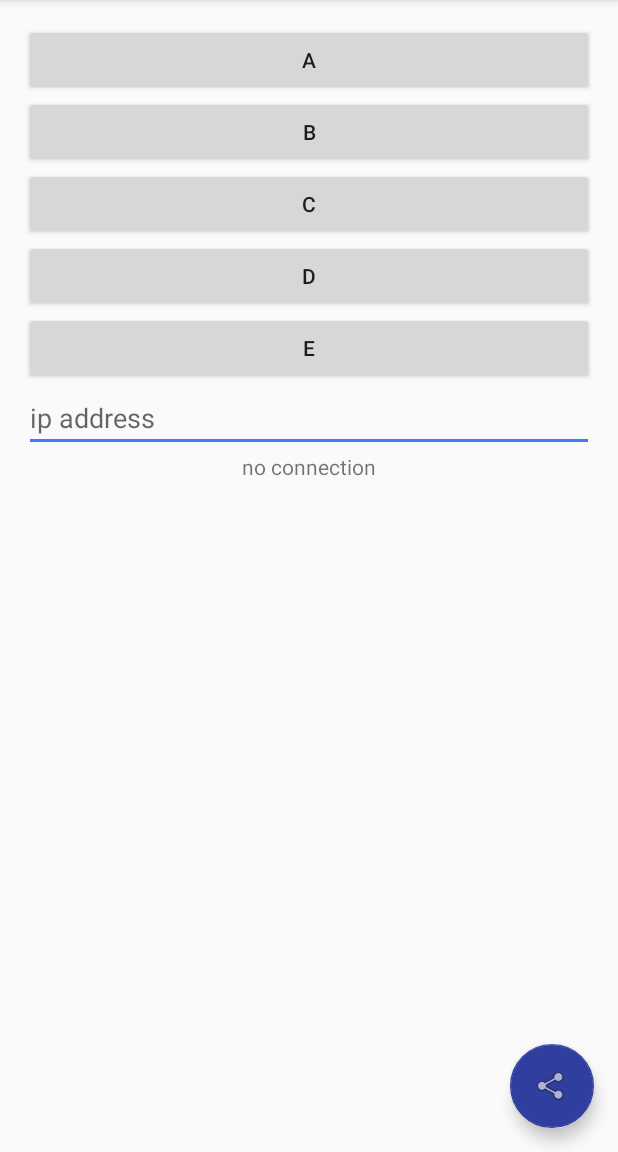
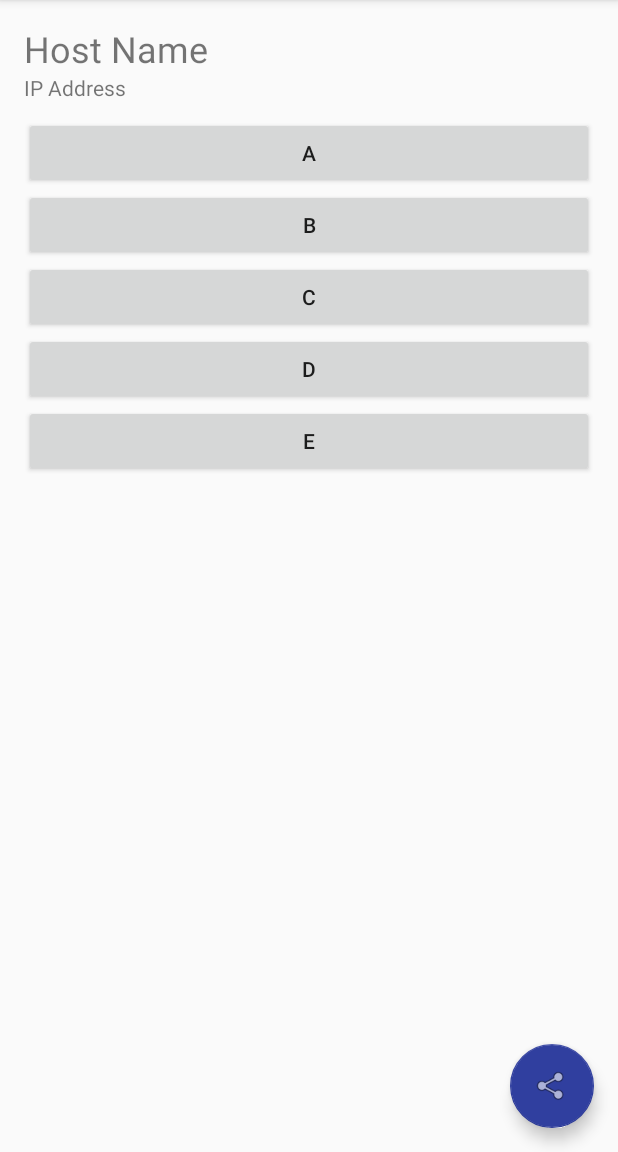
Before and after one commit to NicholasSchweikart/voto-android, an Android app: the screen it shows after launch (MainActivity), on a phone screen of 412 x 824 dp, the part 84-1236 px from its top. Run offline under Robolectric (Android 15) with nearby library versions, the light colour scheme and no system bars.

Commit message:
"Changed home screen to allow for IP and Host name"

```diff
--- a/app/src/main/java/edu/mtu/cs3421/voto/MainActivity.java
+++ b/app/src/main/java/edu/mtu/cs3421/voto/MainActivity.java
@@ -18,8 +18,9 @@ public class MainActivity extends AppCompatActivity  {
     public static final String TAG = "Activity-Main";
 
     private TCPService tcpService;
-    private TextView connectionStatusTxt;
-    private EditText ipAddressTxt;
+
+    // UI Components
+    private TextView hostNameTxt, hostIpTxt;
 
     @Override
     protected void onCreate(Bundle savedInstanceState) {
@@ -29,8 +30,8 @@ public class MainActivity extends AppCompatActivity  {
         Toolbar toolbar = (Toolbar) findViewById(R.id.toolbar);
         setSupportActionBar(toolbar);
 
-        connectionStatusTxt = (TextView) findViewById(R.id.connectionStatusTextView);
-        ipAddressTxt = (EditText) findViewById(R.id.ipEditText);
+        hostIpTxt = (TextView)findViewById(R.id.ipAddressTextView);
+        hostNameTxt = (TextView) findViewById(R.id.hostNameTextView);
 
         FloatingActionButton fab = (FloatingActionButton) findViewById(R.id.fab);
         fab.setOnClickListener(new View.OnClickListener() {
@@ -46,15 +47,10 @@ public class MainActivity extends AppCompatActivity  {
         aButton.setOnClickListener(new View.OnClickListener() {
             @Override
             public void onClick(View view) {
-                tcpService.sendVote('A');
+                //TODO Send Vote Here over UDP
             }
         });
     }
-
-    public void onHandshakeResponse(String hostAddress) {
-        //add to the list of possible selections?
-    }
-
 
     @Override
     public boolean onCreateOptionsMenu(Menu menu) {
@@ -85,7 +81,6 @@ public class MainActivity extends AppCompatActivity  {
 
     }
 
-
     public void onVoteSent() {
         Toast.makeText(this,"Vote Sent!", Toast.LENGTH_SHORT).show();
     }
@@ -96,6 +91,8 @@ public class MainActivity extends AppCompatActivity  {
             String ipAddress = data.getStringExtra("IP_ADDRESS");
             String name = data.getStringExtra("HOST_NAME");
             Log.d(TAG, "Name:" + name + "IP: " + ipAddress);
+            hostIpTxt.setText(ipAddress);
+            hostNameTxt.setText(name);
         }
     }
 }
--- a/app/src/main/res/layout/content_main.xml
+++ b/app/src/main/res/layout/content_main.xml
@@ -16,7 +16,29 @@
     <LinearLayout
         android:orientation="vertical"
         android:layout_width="match_parent"
-        android:layout_height="match_parent">
+        android:layout_height="wrap_content"
+        android:id="@+id/serverNameLayout"
+        android:paddingBottom="10dp">
+
+        <TextView
+            android:text="Host Name"
+            android:layout_width="match_parent"
+            android:layout_height="wrap_content"
+            android:id="@+id/hostNameTextView"
+            android:textSize="24sp" />
+
+        <TextView
+            android:text="IP Address"
+            android:layout_width="match_parent"
+            android:layout_height="wrap_content"
+            android:id="@+id/hostIpTextView" />
+    </LinearLayout>
+
+    <LinearLayout
+        android:orientation="vertical"
+        android:layout_width="match_parent"
+        android:layout_height="wrap_content"
+        android:layout_below="@+id/serverNameLayout">
 
         <Button
             android:text="A"
@@ -48,27 +70,5 @@
             android:layout_height="wrap_content"
             android:id="@+id/button5" />
 
-        <EditText
-            android:layout_width="match_parent"
-            android:layout_height="wrap_content"
-            android:inputType="text"
-            android:ems="10"
-            android:id="@+id/ipEditText"
-            android:hint="ip address" />
-
-        <LinearLayout
-            android:orientation="horizontal"
-            android:layout_width="match_parent"
-            android:layout_height="match_parent">
-
-            <TextView
-                android:text="no connection"
-                android:layout_width="wrap_content"
-                android:layout_height="wrap_content"
-                android:id="@+id/connectionStatusTextView"
-                android:layout_weight="1"
-                android:textAlignment="center" />
-        </LinearLayout>
-
     </LinearLayout>
 </RelativeLayout>
```
Also changed, not shown: 2 other files.
